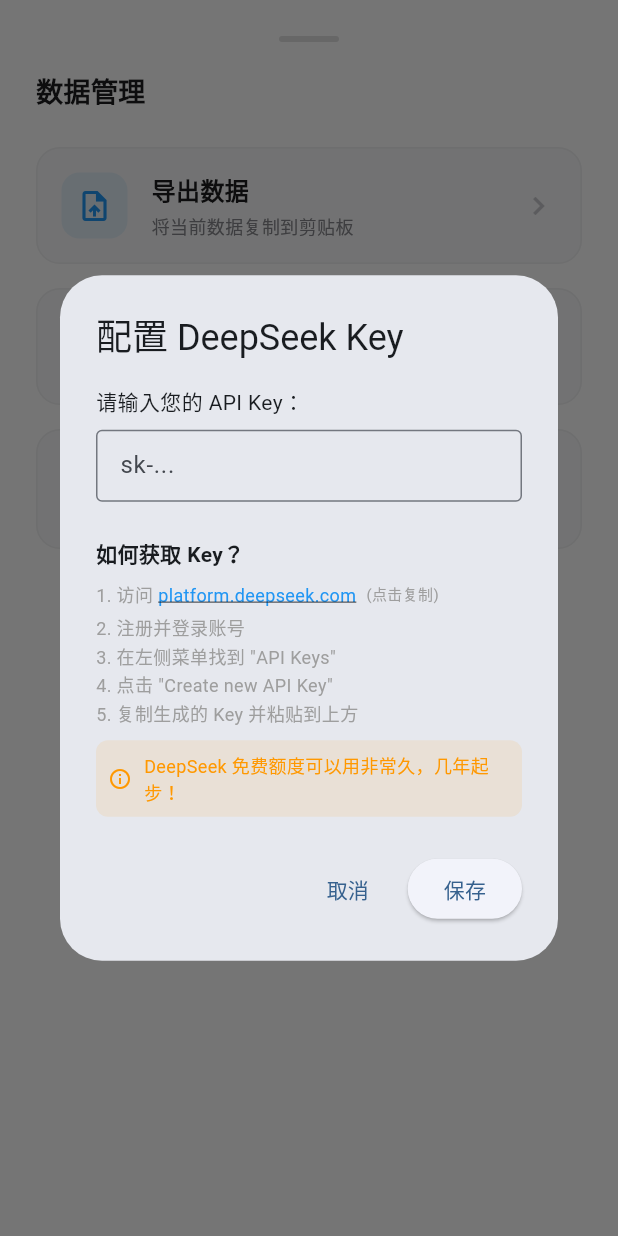
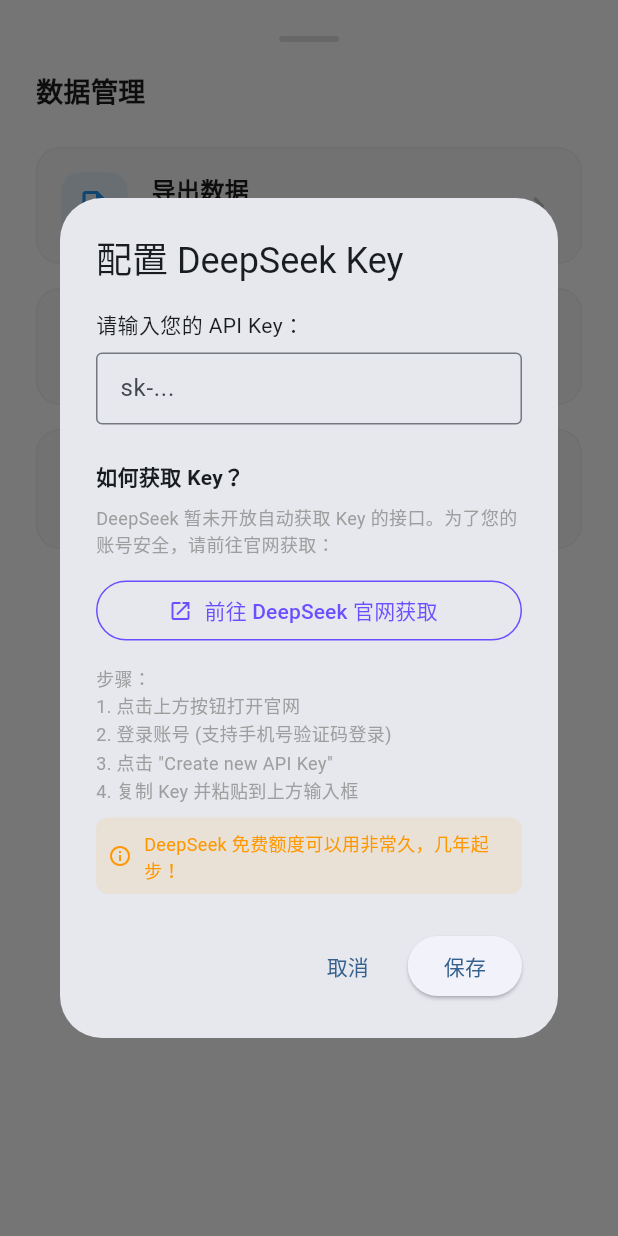
Before and after one commit to machengji/Flutter, a Flutter app: the SettingSheet widget shown alone on an empty page, opened directly, after a tap on "DeepSeek 设置", on a phone screen of 412 x 824 dp. Run offline on Flutter 3.47's test engine with Material 3 defaults, Android fonts, the phone set to English and light mode, and no system bars; drawn by our look-alikes of flutter_animate; our stand-ins replace fl_chart, flutter_local_notifications, permission_handler, shared_preferences, timezone; accounts and stored records are empty; network calls fail.

Commit message:
feat: 初始化Flutter项目并添加DeepSeek API Key配置界面及相关依赖。

```diff
--- a/maintenance_assistant/lib/src/features/home/presentation/widgets/setting_sheet.dart
+++ b/maintenance_assistant/lib/src/features/home/presentation/widgets/setting_sheet.dart
@@ -6,8 +6,17 @@ import 'package:shared_preferences/shared_preferences.dart';
 import '../../../../shared/services/deepseek_service.dart';
 import '../providers/home_provider.dart';
 
+import 'package:url_launcher/url_launcher.dart';
+
 class SettingSheet extends StatelessWidget {
   const SettingSheet({super.key});
+
+  Future<void> _launchUrl() async {
+    final Uri url = Uri.parse('https://platform.deepseek.com/api_keys');
+    if (!await launchUrl(url, mode: LaunchMode.externalApplication)) {
+      throw Exception('Could not launch $url');
+    }
+  }
 
   void _showApiKeyDialog(BuildContext context) async {
     final prefs = await SharedPreferences.getInstance();
@@ -19,7 +28,6 @@ class SettingSheet extends StatelessWidget {
     showDialog(
       context: context,
       builder: (context) {
-        bool isCopied = false;
         return StatefulBuilder(
           builder: (context, setState) {
             return AlertDialog(
@@ -39,64 +47,38 @@ class SettingSheet extends StatelessWidget {
                     ),
                   ),
                   const SizedBox(height: 24),
+
+
+
                   const Text(
                     '如何获取 Key？',
                     style: TextStyle(fontWeight: FontWeight.bold),
                   ),
                   const SizedBox(height: 8),
-                  Column(
-                    crossAxisAlignment: CrossAxisAlignment.start,
-                    children: [
-                      Row(
-                        children: [
                   const Text(
-                            '1. 访问 ',
+                    'DeepSeek 暂未开放自动获取 Key 的接口。为了您的账号安全，请前往官网获取：',
                     style: TextStyle(fontSize: 12, color: Colors.grey),
                   ),
-                          GestureDetector(
-                            onTap: () {
-                              Clipboard.setData(const ClipboardData(text: 'https://platform.deepseek.com'));
-                              setState(() {
-                                isCopied = true;
-                              });
-                              Future.delayed(const Duration(seconds: 2), () {
-                                if (context.mounted) {
-                                  setState(() {
-                                    isCopied = false;
-                                  });
-                                }
-                              });
-                            },
-                            child: const Text(
-                              'platform.deepseek.com',
-                              style: TextStyle(
-                                fontSize: 12,
-                                color: Colors.blue,
-                                decoration: TextDecoration.underline,
+                  const SizedBox(height: 12),
+                  SizedBox(
+                    width: double.infinity,
+                    child: OutlinedButton.icon(
+                      onPressed: _launchUrl,
+                      icon: const Icon(Icons.open_in_new, size: 16),
+                      label: const Text('前往 DeepSeek 官网获取'),
+                      style: OutlinedButton.styleFrom(
+                        foregroundColor: const Color(0xFF6B4EFF),
+                        side: const BorderSide(color: Color(0xFF6B4EFF)),
                       ),
                     ),
                   ),
-                          const SizedBox(width: 4),
-                          AnimatedSwitcher(
-                            duration: const Duration(milliseconds: 300),
-                            child: Text(
-                              isCopied ? ' (已复制!)' : ' (点击复制)',
-                              key: ValueKey(isCopied),
-                              style: TextStyle(
-                                fontSize: 10,
-                                color: isCopied ? Colors.green : Colors.grey,
-                                fontWeight: isCopied ? FontWeight.bold : FontWeight.normal,
-                              ),
-                            ),
-                          ),
-                        ],
-                      ),
-                      const SizedBox(height: 4),
+                  const SizedBox(height: 12),
                   const Text(
-                        '2. 注册并登录账号\n'
-                        '3. 在左侧菜单找到 "API Keys"\n'
-                        '4. 点击 "Create new API Key"\n'
-                        '5. 复制生成的 Key 并粘贴到上方',
+                    '步骤：\n'
+                    '1. 点击上方按钮打开官网\n'
+                    '2. 登录账号 (支持手机号验证码登录)\n'
+                    '3. 点击 "Create new API Key"\n'
+                    '4. 复制 Key 并粘贴到上方输入框',
                     style: TextStyle(fontSize: 12, color: Colors.grey, height: 1.5),
                   ),
                   const SizedBox(height: 8),
@@ -118,8 +100,6 @@ class SettingSheet extends StatelessWidget {
                         ),
                       ],
                     ),
-                      ),
-                    ],
                   ),
                 ],
               ),
--- a/maintenance_assistant/pubspec.yaml
+++ b/maintenance_assistant/pubspec.yaml
@@ -34,6 +34,7 @@ dependencies:
   timezone: ^0.10.1
   permission_handler: ^12.0.1
   fl_chart: ^0.68.0
+  url_launcher: ^6.3.1
 
 dev_dependencies:
   flutter_test:
```
Also changed, not shown: maintenance_assistant/pubspec.lock, 5 other files. Lines whose indentation alone changed are shown as unchanged.
